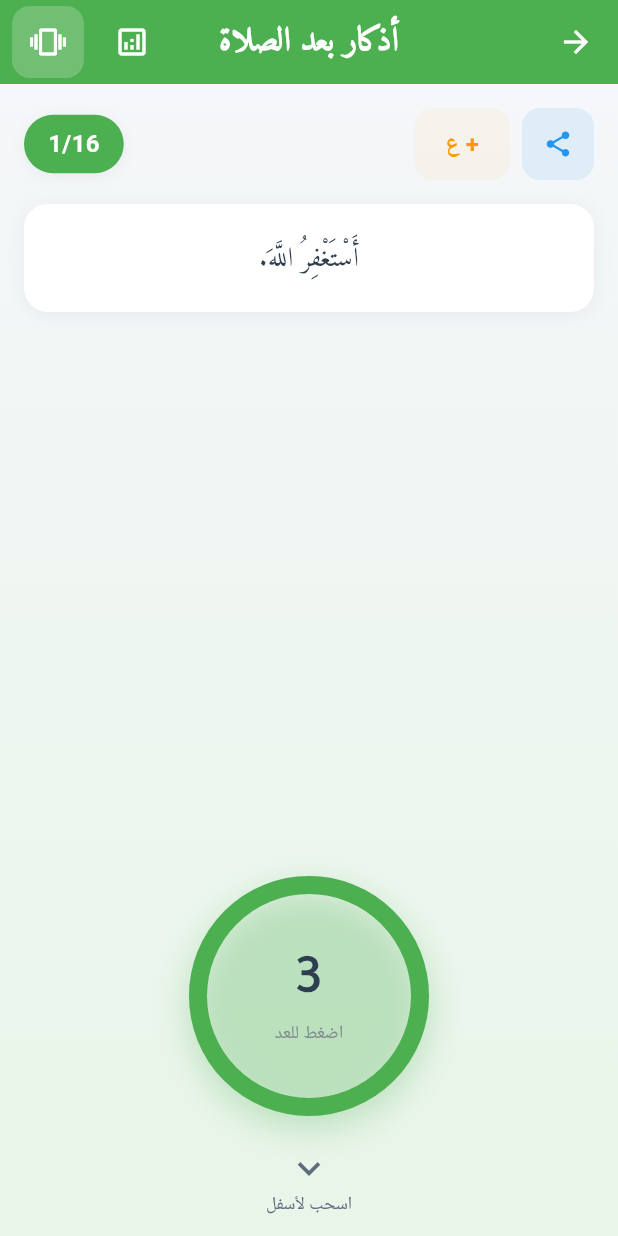
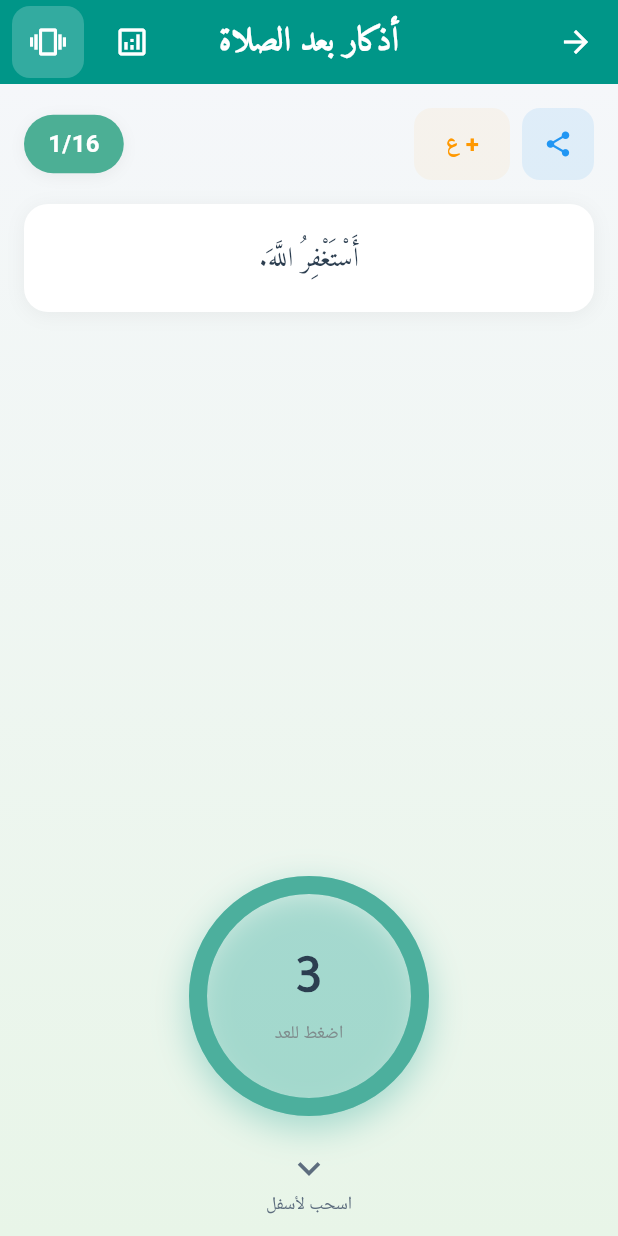
Before and after one commit to Abdullah-Salhab/Athkarcom, a Flutter app: the CounterPage screen opened directly, on a phone screen of 412 x 824 dp. Run offline on Flutter 3.47's test engine with Material 3 defaults, Android fonts, the light colour scheme and no system bars; drawn by our look-alikes of percent_indicator; our stand-ins replace awesome_dialog, cloud_firestore, confetti, connectivity, firebase_analytics, firebase_core and 11 more; missing offline and left inert: flutter_vibrate, pdfx; accounts and stored records are empty.

Commit message:
Change the app Theme to Teal

```diff
--- a/lib/models/SettingsProvider.dart
+++ b/lib/models/SettingsProvider.dart
@@ -64,7 +64,7 @@ class SettingsProvider extends ChangeNotifier {
           fontFamily: 'Amiri',
           fontSize: 18
         ),
-        backgroundColor: Colors.green),
+        backgroundColor: Colors.teal),
     primarySwatch: Colors.blue,
     secondaryHeaderColor: const Color.fromRGBO(40, 112, 200, 1.0),
     cardColor: Colors.white,
@@ -100,7 +100,7 @@ class SettingsProvider extends ChangeNotifier {
           fontFamily: 'Amiri',
           fontSize: 18
         ),
-        backgroundColor: Colors.green),
+        backgroundColor: Colors.teal),
     primarySwatch: Colors.blue,
     secondaryHeaderColor: const Color.fromRGBO(40, 112, 200, 1.0),
     cardColor: Colors.white,
--- a/lib/screens/DashboardScreen.dart
+++ b/lib/screens/DashboardScreen.dart
@@ -51,7 +51,7 @@ class _DashboardScreenState extends State<DashboardScreen> {
           'يرجى إنشاء حساب ',
           style: TextStyle(color: Colors.white),
         ),
-        backgroundColor: Colors.green,
+        backgroundColor: Colors.teal,
         duration: Duration(seconds: 2),
       ));
       Navigator.push(
--- a/lib/screens/offlineAthkar/counter_page.dart
+++ b/lib/screens/offlineAthkar/counter_page.dart
@@ -13,6 +13,7 @@ import 'package:flutter_vibrate/flutter_vibrate.dart';
 import 'package:confetti/confetti.dart';
 import 'package:shared_preferences/shared_preferences.dart';
 import 'package:intl/intl.dart'; // Add this import
+import '../../main.dart';
 import '../ExceptionDialog.dart';
 import '../ReportScreen.dart';
 
@@ -131,8 +132,7 @@ class CounterPageState extends State<CounterPage> with TickerProviderStateMixin
   Color get cardColor => isDarkTheme ? const Color(0xFF2C2C2C) : Colors.white;
   Color get textColor => isDarkTheme ? Colors.white : const Color(0xFF2C3E50);
   Color get secondaryTextColor => isDarkTheme ? Colors.white70 : const Color(0xFF5D6D7E);
-  Color get primaryColor => isDarkTheme ? const Color(0xFF66BB6A) : const Color(0xFF4CAF50);
-  Color get appBarColor => isDarkTheme ? const Color(0xFF2C2C2C) : const Color(0xFF4CAF50);
+  Color get primaryColor => isDarkTheme ? const Color(0xFF66BBB1) : const Color(0xFF4CAF95);
   Color get shadowColor => isDarkTheme ? Colors.black26 : Colors.black.withOpacity(0.05);
 
   // NEW: Record completion for reports
@@ -158,6 +158,9 @@ class CounterPageState extends State<CounterPage> with TickerProviderStateMixin
 
       // Save back to preferences
       await prefs.setString('athkar_completion_data', json.encode(completionData));
+
+      // After saving completion data
+      await AthkarWidgetHelper.updateWidgetOnCompletion();
     } catch (e) {
       if (kDebugMode) {
         print('Error recording completion: $e');
@@ -246,7 +249,9 @@ class CounterPageState extends State<CounterPage> with TickerProviderStateMixin
           voiceActive = false;
 
           // NEW: Record completion when all athkar are finished
-          _recordCompletion();
+          if(widget.id == 1 || widget.id == 2|| widget.id == 6  ) {
+            _recordCompletion();
+          }
           _showCompletionDialog();
         }
       }
@@ -327,6 +332,7 @@ class CounterPageState extends State<CounterPage> with TickerProviderStateMixin
                 Row(
                   mainAxisAlignment: MainAxisAlignment.spaceEvenly,
                   children: [
+                    if(widget.id == 1 || widget.id == 2 || widget.id == 6 )
                     ElevatedButton(
                       onPressed: () {
                         Navigator.pop(context);
@@ -409,7 +415,6 @@ class CounterPageState extends State<CounterPage> with TickerProviderStateMixin
   PreferredSizeWidget _buildAppBar() {
     return AppBar(
       elevation: 0,
-      backgroundColor: appBarColor,
       foregroundColor: Colors.white,
       title: Text(
         widget.title,
@@ -621,7 +626,7 @@ class CounterPageState extends State<CounterPage> with TickerProviderStateMixin
     return Container(
       margin: const EdgeInsets.only(left: 8),
       decoration: BoxDecoration(
-        color: voiceActive ? Colors.red.withOpacity(0.1) : Colors.green.withOpacity(0.1),
+        color: voiceActive ? Colors.red.withOpacity(0.1) : Colors.teal.withOpacity(0.1),
         borderRadius: BorderRadius.circular(12),
       ),
       child: IconButton(
@@ -791,7 +796,7 @@ class CounterPageState extends State<CounterPage> with TickerProviderStateMixin
                   shape: BoxShape.circle,
                   boxShadow: [
                     BoxShadow(
-                      color: Colors.green.withOpacity(0.3),
+                      color: Colors.teal.withOpacity(0.3),
                       blurRadius: 20,
                       offset: const Offset(0, 8),
                     ),
@@ -822,8 +827,8 @@ class CounterPageState extends State<CounterPage> with TickerProviderStateMixin
                       ),
                     ],
                   ),
-                  progressColor: const Color(0xFF4CAF50),
-                  backgroundColor: Colors.grey.withOpacity(0.2),
+                  progressColor: const Color(0xFF4CAF9D),
+                  backgroundColor: Colors.teal.withOpacity(0.2),
                   circularStrokeCap: CircularStrokeCap.round,
                 ),
               ),
--- a/lib/screens/offlineAthkar/morningNightScreen.dart
+++ b/lib/screens/offlineAthkar/morningNightScreen.dart
@@ -85,7 +85,7 @@ class SplitRectangleIntoTriangles extends StatelessWidget {
                       Expanded(child: Container()),
                       ElevatedButton(
                         style: ElevatedButton.styleFrom(
-                          backgroundColor: Colors.green,
+                          backgroundColor: Colors.teal,
                         ),
                         onPressed: () {
                           Navigator.push(
--- a/lib/screens/onlineAthkar/Add_Athkar.dart
+++ b/lib/screens/onlineAthkar/Add_Athkar.dart
@@ -112,7 +112,7 @@ class AddAthkarScreenState extends State<AddAthkarScreen> {
                       }
                     },
                     style: ElevatedButton.styleFrom(
-                      backgroundColor: Colors.green,
+                      backgroundColor: Colors.teal,
                     ),
                     child: const Text(
                       'إضافة الذكر',
--- a/lib/screens/onlineAthkar/Add_Group.dart
+++ b/lib/screens/onlineAthkar/Add_Group.dart
@@ -70,7 +70,7 @@ class AddGroupScreenState extends State<AddGroupScreen> {
     }
     ScaffoldMessenger.of(context).showSnackBar(
       const SnackBar(
-        backgroundColor: Colors.green,
+        backgroundColor: Colors.teal,
         content: Text('تم إنشاء المجموعة بنجاح'),
         duration: Duration(seconds: 2),
       ),
@@ -195,7 +195,7 @@ class AddGroupScreenState extends State<AddGroupScreen> {
                       }
                     },
                     style: ElevatedButton.styleFrom(
-                      backgroundColor: Colors.green,
+                      backgroundColor: Colors.teal,
                     ),
                     child: const Text(
                       'إنشاء المجموعة',
--- a/lib/screens/onlineAthkar/Counter_Athkar.dart
+++ b/lib/screens/onlineAthkar/Counter_Athkar.dart
@@ -151,8 +151,7 @@ class CounterAthkarScreenState extends State<CounterAthkarScreen>
   Color get cardColor => isDarkTheme ? const Color(0xFF2C2C2C) : Colors.white;
   Color get textColor => isDarkTheme ? Colors.white : const Color(0xFF2C3E50);
   Color get secondaryTextColor => isDarkTheme ? Colors.white70 : const Color(0xFF5D6D7E);
-  Color get primaryColor => isDarkTheme ? const Color(0xFF66BB6A) : const Color(0xFF4CAF50);
-  Color get appBarColor => isDarkTheme ? const Color(0xFF2C2C2C) : const Color(0xFF4CAF50);
+  Color get primaryColor => isDarkTheme ? const Color(0xFF66BBB1) : const Color(0xFF4CAF95);
   Color get shadowColor => isDarkTheme ? Colors.black26 : Colors.black.withOpacity(0.05);
 
   void _showCustomSnackBar(String message) {
@@ -287,7 +286,6 @@ class CounterAthkarScreenState extends State<CounterAthkarScreen>
   PreferredSizeWidget _buildAppBar() {
     return AppBar(
       elevation: 0,
-      backgroundColor: appBarColor,
       foregroundColor: Colors.white,
       title: const Text(
         'الذكر',
@@ -411,7 +409,7 @@ class CounterAthkarScreenState extends State<CounterAthkarScreen>
         borderRadius: BorderRadius.circular(20),
         boxShadow: [
           BoxShadow(
-            color: Colors.green.withOpacity(0.3),
+            color: Colors.teal.withOpacity(0.3),
             blurRadius: 8,
             offset: const Offset(0, 2),
           ),
--- a/lib/screens/onlineAthkar/CreateUserScreen.dart
+++ b/lib/screens/onlineAthkar/CreateUserScreen.dart
@@ -222,7 +222,7 @@ class CreateUserScreenState extends State<CreateUserScreen> {
                           });
                           ScaffoldMessenger.of(context).showSnackBar(
                             const SnackBar(
-                              backgroundColor: Colors.green,
+                              backgroundColor: Colors.teal,
                               content: Text('تم إنشاء الحساب بنجاح!'),
                             ),
                           );
@@ -232,7 +232,7 @@ class CreateUserScreenState extends State<CreateUserScreen> {
                     },
                     style: ButtonStyle(
                         backgroundColor: MaterialStateColor.resolveWith(
-                            (states) => Colors.green)),
+                            (states) => Colors.teal)),
                     child: const Text(
                       'إنشاء الحساب',
                       style: TextStyle(color: Colors.white),
--- a/lib/screens/onlineAthkar/GroupsListScreen.dart
+++ b/lib/screens/onlineAthkar/GroupsListScreen.dart
@@ -63,7 +63,7 @@ class _GroupsListScreenState extends State<GroupsListScreen> {
                 });
               },
               decoration: InputDecoration(
-                prefixIcon: const Icon(Icons.search, color: Colors.green),
+                prefixIcon: const Icon(Icons.search, color: Colors.teal),
                 hintText: "ابحث عن مجموعة...",
                 border: OutlineInputBorder(
                   borderRadius: BorderRadius.circular(10),
@@ -276,7 +276,7 @@ class _GroupsListScreenState extends State<GroupsListScreen> {
 
     ScaffoldMessenger.of(context).showSnackBar(
       const SnackBar(
-        backgroundColor: Colors.green,
+        backgroundColor: Colors.teal,
         content: Text('تم إرسال طلب الانضمام لمسؤول المجموعة'),
         duration: Duration(seconds: 3),
       ),
--- a/lib/screens/onlineAthkar/ThekerReadersScreen.dart
+++ b/lib/screens/onlineAthkar/ThekerReadersScreen.dart
@@ -72,7 +72,7 @@ class _ThekerReadersScreenState extends State<ThekerReadersScreen> {
                           color: Theme.of(context).dialogBackgroundColor,
                           border: Border.all(
                               color: widget.users[index] == widget.userName
-                                  ? Colors.green
+                                  ? Colors.teal
                                   : Colors.white,
                               width: 2),
                           boxShadow: [
--- a/lib/screens/otherAthkar/OtherAthkarsScreen.dart
+++ b/lib/screens/otherAthkar/OtherAthkarsScreen.dart
@@ -43,7 +43,6 @@ class _OtherAthkarScreenState extends State<OtherAthkarScreen>
       backgroundColor: isDark ? Colors.grey[900] : Colors.grey[50],
       appBar: AppBar(
         elevation: 0,
-        backgroundColor: isDark ? Colors.grey[850] : Colors.green,
         foregroundColor: isDark ? Colors.white : Colors.black87,
         title: const Text(
           'أذكار أخرى',
--- a/lib/screens/otherAthkar/SectionDetailScreen.dart
+++ b/lib/screens/otherAthkar/SectionDetailScreen.dart
@@ -62,7 +62,6 @@ class SectionDetailScreenState extends State<SectionDetailScreen>
       backgroundColor: isDark ? Colors.grey[900] : Colors.grey[50],
       appBar: AppBar(
         elevation: 0,
-        backgroundColor: isDark ? Colors.grey[850] : Colors.green,
         foregroundColor: isDark ? Colors.white : Colors.black87,
         title: Text(
           widget.title ?? '',
@@ -367,7 +366,7 @@ class SectionDetailScreenState extends State<SectionDetailScreen>
             'تم نسخ النص',
             style: TextStyle(fontFamily: 'Tajawal'),
           ),
-          backgroundColor: Colors.green,
+          backgroundColor: Colors.teal,
           behavior: SnackBarBehavior.floating,
           shape: RoundedRectangleBorder(
             borderRadius: BorderRadius.circular(12),
```
Also changed, not shown: lib/screens/Drawer.dart (+5 -4 lines), lib/screens/onlineAthkar/AccountsScreen.dart (+5 -5 lines), lib/screens/onlineAthkar/GroupsAthkarsScreen.dart (+6 -6 lines).
